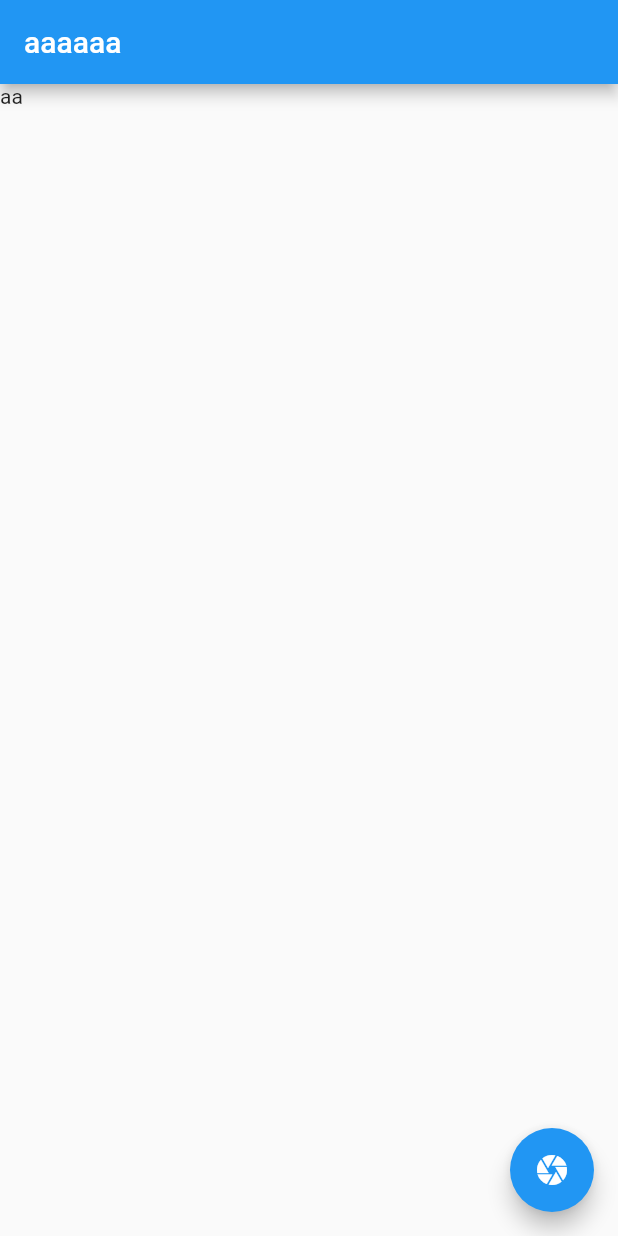
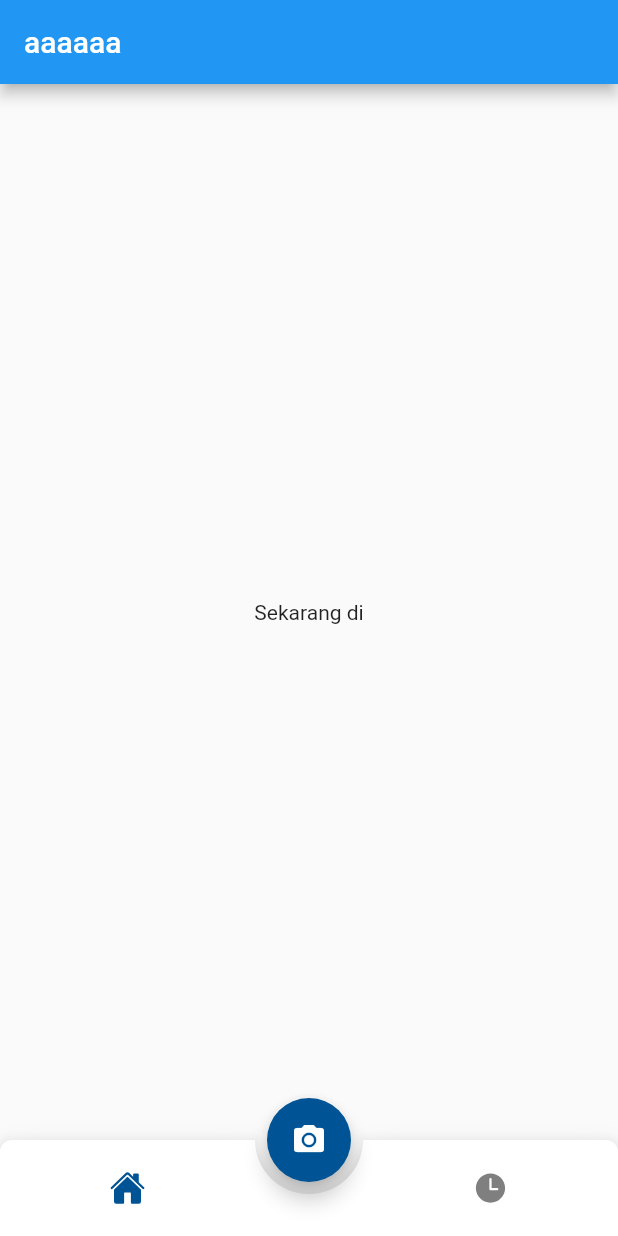
Before and after one commit to indofiz/ikan_segar_flutter_skripsi, a Flutter app: the screen it shows after launch, on a phone screen of 412 x 824 dp. Run offline on Flutter 3.47's test engine with Material 2 defaults, Android fonts, the phone set to English and light mode, and no system bars; drawn by our look-alikes of animated_bottom_navigation_bar; our stand-ins replace image_picker, ionicons; missing offline and left inert: tflite.

Commit message:
2 commit

```diff
--- /dev/null
+++ b/assets/model/labels-2.txt
@@ -0,0 +1,4 @@
+Sangat Segar
+Segar
+Busuk
+Sangat Busuk
--- a/lib/home_page.dart
+++ b/lib/home_page.dart
@@ -1,6 +1,9 @@
 import 'dart:io';
 
+import 'package:animated_bottom_navigation_bar/animated_bottom_navigation_bar.dart';
 import 'package:flutter/material.dart';
+import 'package:ikan_laut_skripsi/theme/colors.dart';
+import 'package:ionicons/ionicons.dart';
 import 'package:tflite/tflite.dart';
 import 'package:image_picker/image_picker.dart';
 
@@ -12,12 +15,14 @@ class HomePage extends StatefulWidget {
 }
 
 class _HomePageState extends State<HomePage> {
+  int pageIndex = 0;
   final ImagePicker _picker = ImagePicker();
 
   late File _image;
   late List _results;
   bool imageSelect = false;
 
+  @override
   void initState() {
     super.initState();
     loadModel();
@@ -27,7 +32,7 @@ class _HomePageState extends State<HomePage> {
     Tflite.close();
     String res;
     res = (await Tflite.loadModel(
-        model: "assets/model/converted_model.tflite",
+        model: "assets/model/model_unquant.tflite",
         labels: 'assets/model/labels.txt'))!;
     print('model loaded');
   }
@@ -35,7 +40,7 @@ class _HomePageState extends State<HomePage> {
   Future clasification(File image) async {
     var recognitions = await Tflite.runModelOnImage(
       path: image.path,
-      numResults: 6,
+      numResults: 4,
       threshold: 0.05,
       imageMean: 127.5,
       imageStd: 127.5,
@@ -45,6 +50,7 @@ class _HomePageState extends State<HomePage> {
       _image = image;
       imageSelect = true;
     });
+    print(recognitions);
   }
 
   @override
@@ -53,13 +59,55 @@ class _HomePageState extends State<HomePage> {
       appBar: AppBar(
         title: const Text('aaaaaa'),
       ),
-      body: (const Text('aa')),
+      body: getBody(),
       floatingActionButton: FloatingActionButton(
+        backgroundColor: primary,
         onPressed: pickImage,
         tooltip: 'Pick Image',
-        child: Icon(Icons.camera),
+        child: const Icon(Icons.camera_alt),
       ),
+      floatingActionButtonLocation: FloatingActionButtonLocation.centerDocked,
+      bottomNavigationBar: getFooter(),
     );
+  }
+
+  Widget getBody() {
+    return IndexedStack(
+      index: pageIndex,
+      children: const [
+        Center(
+          child: Text('Sekarang di'),
+        ),
+        Center(
+          child: Text('bbbb'),
+        )
+      ],
+    );
+  }
+
+  Widget getFooter() {
+    List<IconData> iconItems = [Ionicons.home, Ionicons.time];
+    return AnimatedBottomNavigationBar(
+        height: 64,
+        icons: iconItems,
+        activeColor: primary,
+        splashColor: white,
+        inactiveColor: black.withOpacity(0.5),
+        gapLocation: GapLocation.center,
+        notchSmoothness: NotchSmoothness.defaultEdge,
+        rightCornerRadius: 8,
+        leftCornerRadius: 8,
+        iconSize: 24,
+        activeIndex: pageIndex,
+        onTap: (index) {
+          setTabs(index);
+        });
+  }
+
+  setTabs(index) {
+    setState(() {
+      pageIndex = index;
+    });
   }
 
   Future pickImage() async {
--- a/lib/main.dart
+++ b/lib/main.dart
@@ -12,6 +12,7 @@ class MyApp extends StatelessWidget {
   @override
   Widget build(BuildContext context) {
     return MaterialApp(
+      debugShowCheckedModeBanner: false,
       theme: ThemeData(
         primarySwatch: Colors.blue,
       ),
--- /dev/null
+++ b/lib/theme/colors.dart
@@ -0,0 +1,9 @@
+import 'package:flutter/material.dart';
+
+var primary = Color.fromARGB(255, 0, 84, 149);
+var secondary = Color.fromARGB(255, 19, 188, 106);
+var white = Color(0xFFFFFFFF);
+var bgColor = Color(0xFFf0f1f3);
+var black = Color(0xFF000000);
+var textFieldColor = Colors.grey.withOpacity(0.15);
+var yellowStar = Color(0xFFfacb00);
--- a/pubspec.yaml
+++ b/pubspec.yaml
@@ -35,6 +35,8 @@ dependencies:
   cupertino_icons: ^1.0.2
   tflite: ^1.1.2
   image_picker: ^0.8.5+3
+  ionicons: ^0.2.1
+  animated_bottom_navigation_bar: ^1.1.0
 
 dev_dependencies:
   flutter_test:
```
Also changed, not shown: assets/model/labels.txt (+4 -4 lines), pubspec.lock, 3 other files.
